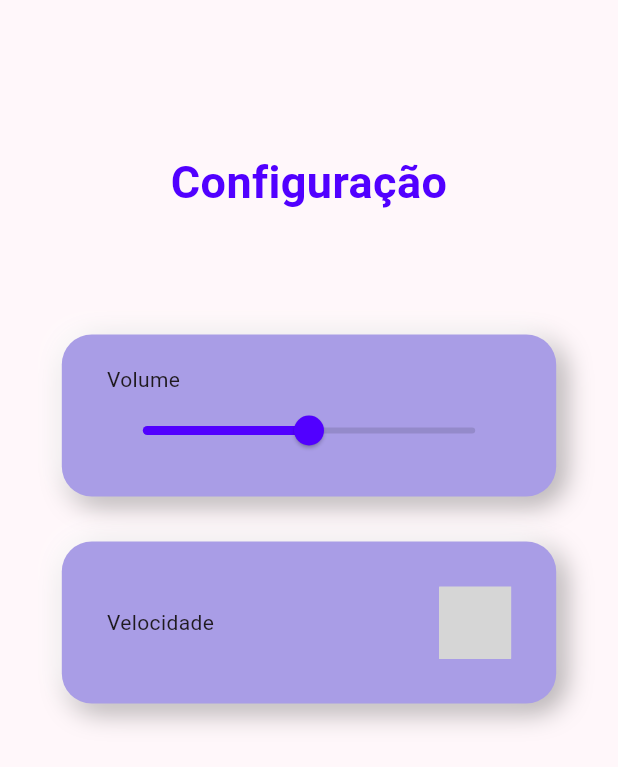
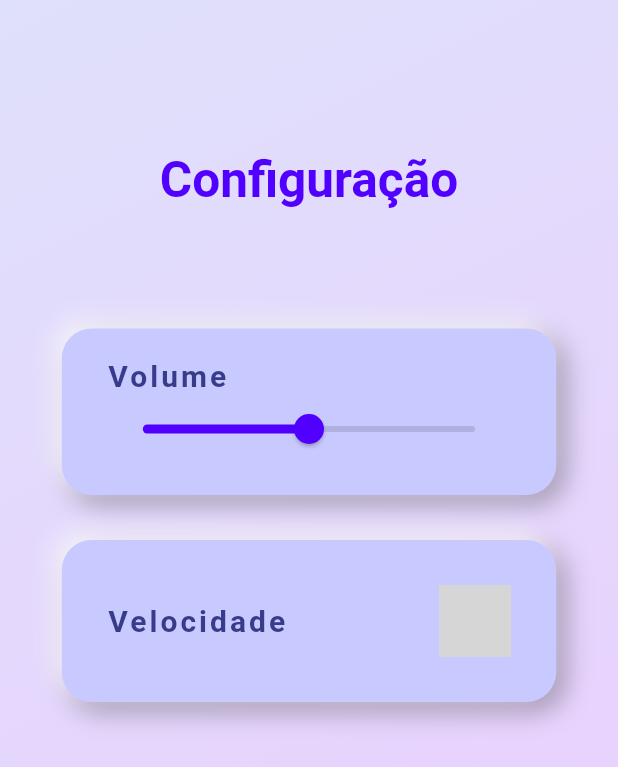
Before and after one commit to paulatalim/Iris, a Flutter app: the screen it shows after launch, on a phone screen of 412 x 824 dp. Shown: the top 767 px of the screen. Run offline on Flutter 3.47's test engine with Material 2 defaults, Android fonts, the light colour scheme and no system bars; our stand-ins replace google_fonts; missing offline and left inert: cool_dropdown; Roboto replaces fonts that are missing (Poppins); statements that could not run were skipped; grey boxes are pictures that could not be loaded.

Commit message:
estilizacao de pagina

```diff
--- a/lib/configuracao.dart
+++ b/lib/configuracao.dart
@@ -1,7 +1,7 @@
 import 'package:flutter/material.dart';
 import 'package:cool_dropdown/cool_dropdown.dart';
 import 'package:cool_dropdown/models/cool_dropdown_item.dart';
-// import 'package:google_fonts/google_fonts.dart';
+import 'package:google_fonts/google_fonts.dart';
 
 class Configuracao extends StatefulWidget {
   const Configuracao({super.key});
@@ -12,20 +12,44 @@ class Configuracao extends StatefulWidget {
 
 class _ConfiguracaoState extends State<Configuracao> {
   double valor = 50;
-
-  List<String> pokemons = ['1.0 X', '2.0 X', '3.0 X'];
-  final pokemonDropdownController = DropdownController();
+  List<String> speeds = ['1.0 X', '2.0 X', '3.0 X'];
+  final speedDropdownController = DropdownController();
   final listDropdownController = DropdownController();
 
-  List<CoolDropdownItem<String>> pokemonDropdownItems = [];
+  List<CoolDropdownItem<String>> speedDropdownItems = [];
+
+  BoxDecoration styleBox() {
+    return BoxDecoration(
+      color: const Color(0xFFC7C9FF),
+      borderRadius: BorderRadius.circular(20),
+      boxShadow: const [
+        BoxShadow(
+            color: Color.fromARGB(90, 0, 0, 0),
+            blurRadius: 15,
+            offset: Offset(5, 5)),
+        BoxShadow(
+            color: Color.fromARGB(200, 255, 255, 255),
+            blurRadius: 13,
+            offset: Offset(-5, -5)),
+      ],
+    );
+  }
+
+  TextStyle styleBoxTitle() {
+    return const TextStyle(
+        fontSize: 20,
+        fontWeight: FontWeight.w700,
+        letterSpacing: 2,
+        color: Color(0xFF373B8A));
+  }
 
   @override
   void initState() {
-    for (var i = 0; i < pokemons.length; i++) {
-      pokemonDropdownItems.add(
+    for (var i = 0; i < speeds.length; i++) {
+      speedDropdownItems.add(
         CoolDropdownItem<String>(
-          label: pokemons[i],
-          value: pokemons[i],
+          label: speeds[i],
+          value: speeds[i],
         ),
       );
     }
@@ -34,28 +58,37 @@ class _ConfiguracaoState extends State<Configuracao> {
 
   @override
   Widget build(BuildContext context) {
-    return Container(
-      decoration: const BoxDecoration(
+    return Scaffold(
+      body: Container(
+        decoration: const BoxDecoration(
           gradient: LinearGradient(
-              begin: Alignment.topLeft,
-              end: Alignment.bottomRight,
-              colors: [Colors.purple, Colors.orange])),
-      child: Scaffold(
-        body: Center(
+            // Where the linear gradient begins and ends
+            begin: Alignment.topLeft,
+            end: Alignment.bottomRight,
+
+            colors: [
+              Color(0xFFDFE0FB),
+              Color(0xFFECCCFF),
+            ],
+          ),
+        ),
+        child: Center(
           child: Column(
             mainAxisAlignment: MainAxisAlignment.start,
             children: <Widget>[
               const Padding(padding: EdgeInsets.only(top: 100)),
 
               // Informa o titulo da pagina
-              const Text(
+              Text(
                 "Configuração",
                 textAlign: TextAlign.center,
-                style: TextStyle(
-                    fontFamily: 'Poppins',
-                    fontWeight: FontWeight.w700,
-                    fontSize: 30,
-                    color: Color(0xFF5100FF)),
+                style: GoogleFonts.montserratAlternates(
+                  textStyle: const TextStyle(
+                      // fontFamily: 'Poppins',
+                      fontWeight: FontWeight.w700,
+                      fontSize: 33,
+                      color: Color(0xFF5100FF)),
+                ),
               ),
 
               // Gap entre elementos
@@ -69,25 +102,14 @@ class _ConfiguracaoState extends State<Configuracao> {
                 // height: 0.2 * MediaQuery.of(context).size.height,
                 padding: const EdgeInsets.only(
                     left: 30, top: 20, right: 30, bottom: 20),
-                decoration: BoxDecoration(
-                  color: const Color(0xFFA99DE6),
-                  borderRadius: BorderRadius.circular(20),
-                  boxShadow: const [
-                    BoxShadow(
-                        color: Color.fromARGB(90, 0, 0, 0),
-                        blurRadius: 15,
-                        offset: Offset(5, 5)),
-                    BoxShadow(
-                        color: Color.fromARGB(200, 255, 255, 255),
-                        blurRadius: 13,
-                        offset: Offset(-5, -5)),
-                  ],
-                ),
+                decoration: styleBox(),
                 child: Column(
                   mainAxisAlignment: MainAxisAlignment.spaceAround,
                   crossAxisAlignment: CrossAxisAlignment.start,
                   children: [
-                    const Text('Volume'),
+                    Text('Volume',
+                        style: GoogleFonts.inclusiveSans(
+                            textStyle: styleBoxTitle())),
                     Slider(
                         value: valor, //definir o valor inicial
                         min: 0,
@@ -116,40 +138,31 @@ class _ConfiguracaoState extends State<Configuracao> {
                 // height: 0.1 * MediaQuery.of(context).size.height,
                 padding: const EdgeInsets.only(
                     left: 30, top: 30, right: 30, bottom: 30),
-                decoration: BoxDecoration(
-                  color: const Color(0xFFA99DE6),
-                  borderRadius: BorderRadius.circular(20),
-                  boxShadow: const [
-                    BoxShadow(
-                        color: Color.fromARGB(90, 0, 0, 0),
-                        blurRadius: 15,
-                        offset: Offset(5, 5)),
-                    BoxShadow(
-                        color: Color.fromARGB(200, 255, 255, 255),
-                        blurRadius: 13,
-                        offset: Offset(-5, -5)),
-                  ],
-                ),
+                decoration: styleBox(),
                 child: Row(
                   mainAxisAlignment: MainAxisAlignment.spaceBetween,
                   children: [
-                    const Text('Velocidade'),
+                    Text(
+                      'Velocidade',
+                      style:
+                          GoogleFonts.inclusiveSans(textStyle: styleBoxTitle()),
+                    ),
                     WillPopScope(
                       onWillPop: () async {
-                        if (pokemonDropdownController.isOpen) {
-                          pokemonDropdownController.close();
+                        if (speedDropdownController.isOpen) {
+                          speedDropdownController.close();
                           return Future.value(false);
                         } else {
                           return Future.value(true);
                         }
                       },
                       child: CoolDropdown<String>(
-                        controller: pokemonDropdownController,
-                        dropdownList: pokemonDropdownItems,
+                        controller: speedDropdownController,
+                        dropdownList: speedDropdownItems,
                         defaultItem: null,
                         onChange: (value) async {
-                          if (pokemonDropdownController.isError) {
-                            await pokemonDropdownController.resetError();
+                          if (speedDropdownController.isError) {
+                            await speedDropdownController.resetError();
                           }
                         },
                         onOpen: (value) {},
--- a/lib/main.dart
+++ b/lib/main.dart
@@ -2,15 +2,15 @@ import 'package:flutter/material.dart';
 import 'configuracao.dart';
 
 void main() {
-  runApp(MaterialApp(
+  runApp(const MaterialApp(
     title: 'Iris',
-    theme: ThemeData(
-      useMaterial3: true,
-      // Define the default brightness and colors.
-      colorScheme: ColorScheme.fromSeed(
-        seedColor: Colors.purple,
-      ),
-    ),
+    // theme: ThemeData(
+    //   useMaterial3: true,
+    //   // Define the default brightness and colors.
+    //   colorScheme: ColorScheme.fromSeed(
+    //     seedColor: Colors.purple,
+    //   ),
+    // ),
     debugShowCheckedModeBanner: false,
     home: Configuracao(),
   ));
```
